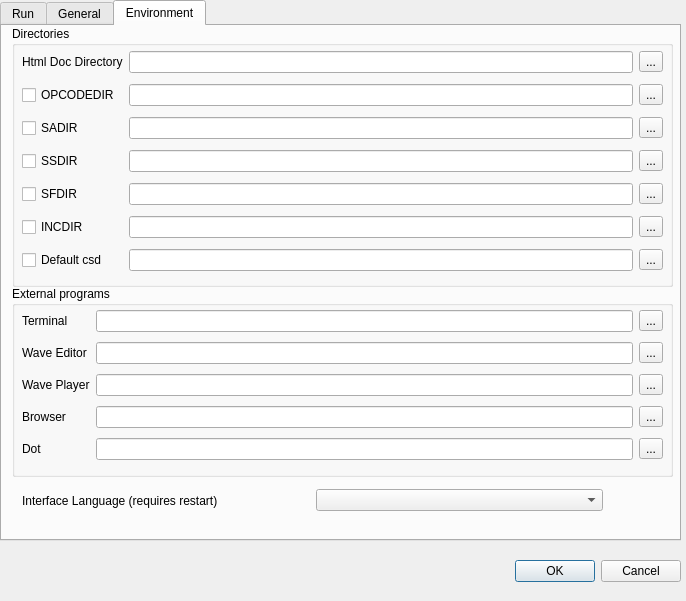
CsoundQt/CsoundQt, file src/configdialog.ui: the form before one commit.
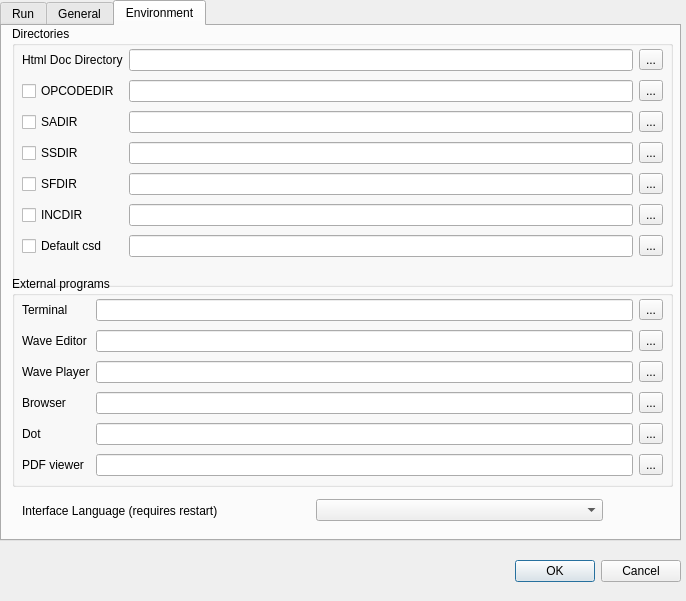
The form after the commit. The open tabs and pages were chosen to show the change.

Commit message: Cleaned up source for dot code generator Added action in help menu to display PDF Quick Reference Guide. Also added configuration entry to select PDF viewer.

Patch:
```diff
--- a/src/configdialog.ui
+++ b/src/configdialog.ui
@@ -1107,14 +1107,14 @@
         <x>10</x>
         <y>20</y>
         <width>641</width>
-        <height>233</height>
+        <height>221</height>
        </rect>
       </property>
       <layout class="QGridLayout">
-       <item row="0" column="1">
+       <item row="0" column="2">
         <widget class="QLineEdit" name="CsdocdirLineEdit"/>
        </item>
-       <item row="0" column="2">
+       <item row="0" column="3">
         <widget class="QToolButton" name="csdocdirToolButton">
          <property name="text">
           <string>...</string>
@@ -1131,10 +1131,10 @@
          </property>
         </widget>
        </item>
-       <item row="1" column="1">
+       <item row="1" column="2">
         <widget class="QLineEdit" name="OpcodedirLineEdit"/>
        </item>
-       <item row="1" column="2">
+       <item row="1" column="3">
         <widget class="QToolButton" name="opcodedirToolButton">
          <property name="text">
           <string>...</string>
@@ -1151,14 +1151,14 @@
          </property>
         </widget>
        </item>
-       <item row="2" column="1">
+       <item row="2" column="2">
         <widget class="QLineEdit" name="SadirLineEdit">
          <property name="enabled">
           <bool>true</bool>
          </property>
         </widget>
        </item>
-       <item row="2" column="2">
+       <item row="2" column="3">
         <widget class="QToolButton" name="sadirToolButton">
          <property name="text">
           <string>...</string>
@@ -1175,14 +1175,14 @@
          </property>
         </widget>
        </item>
-       <item row="3" column="1">
+       <item row="3" column="2">
         <widget class="QLineEdit" name="SsdirLineEdit">
          <property name="enabled">
           <bool>true</bool>
          </property>
         </widget>
        </item>
-       <item row="3" column="2">
+       <item row="3" column="3">
         <widget class="QToolButton" name="ssdirToolButton">
          <property name="text">
           <string>...</string>
@@ -1199,14 +1199,14 @@
          </property>
         </widget>
        </item>
-       <item row="4" column="1">
+       <item row="4" column="2">
         <widget class="QLineEdit" name="SfdirLineEdit">
          <property name="enabled">
           <bool>true</bool>
          </property>
         </widget>
        </item>
-       <item row="4" column="2">
+       <item row="4" column="3">
         <widget class="QToolButton" name="sfdirToolButton">
          <property name="text">
           <string>...</string>
@@ -1223,14 +1223,14 @@
          </property>
         </widget>
        </item>
-       <item row="5" column="1">
+       <item row="5" column="2">
         <widget class="QLineEdit" name="IncdirLineEdit">
          <property name="enabled">
           <bool>true</bool>
          </property>
         </widget>
        </item>
-       <item row="5" column="2">
+       <item row="5" column="3">
         <widget class="QToolButton" name="incdirToolButton">
          <property name="text">
           <string>...</string>
@@ -1257,20 +1257,20 @@
          </property>
         </widget>
        </item>
-       <item row="6" column="1">
-        <widget class="QLineEdit" name="defaultCsdLineEdit">
-         <property name="enabled">
-          <bool>true</bool>
-         </property>
-        </widget>
-       </item>
-       <item row="6" column="2">
+       <item row="6" column="3">
         <widget class="QToolButton" name="defaultCsdToolButton">
          <property name="text">
           <string>...</string>
          </property>
         </widget>
        </item>
+       <item row="6" column="2">
+        <widget class="QLineEdit" name="defaultCsdLineEdit">
+         <property name="enabled">
+          <bool>true</bool>
+         </property>
+        </widget>
+       </item>
       </layout>
      </widget>
     </widget>
@@ -1278,9 +1278,9 @@
      <property name="geometry">
       <rect>
        <x>10</x>
-       <y>260</y>
+       <y>250</y>
        <width>661</width>
-       <height>191</height>
+       <height>211</height>
       </rect>
      </property>
      <property name="title">
@@ -1292,7 +1292,7 @@
         <x>10</x>
         <y>20</y>
         <width>641</width>
-        <height>162</height>
+        <height>188</height>
        </rect>
       </property>
       <layout class="QGridLayout">
@@ -1409,6 +1409,27 @@
          </property>
         </widget>
        </item>
+       <item row="5" column="0">
+        <widget class="QLabel" name="label_26">
+         <property name="text">
+          <string>PDF viewer</string>
+         </property>
+        </widget>
+       </item>
+       <item row="5" column="2">
+        <widget class="QLineEdit" name="pdfViewerLineEdit">
+         <property name="enabled">
+          <bool>true</bool>
+         </property>
+        </widget>
+       </item>
+       <item row="5" column="3">
+        <widget class="QToolButton" name="pdfViewerToolButton">
+         <property name="text">
+          <string>...</string>
+         </property>
+        </widget>
+       </item>
       </layout>
      </widget>
     </widget>
@@ -1416,7 +1437,7 @@
      <property name="geometry">
       <rect>
        <x>20</x>
-       <y>460</y>
+       <y>470</y>
        <width>581</width>
        <height>29</height>
       </rect>
```
Left out of the diff: 48 changed lines with no effect on the pictures. The commit also changes 14 other files.
